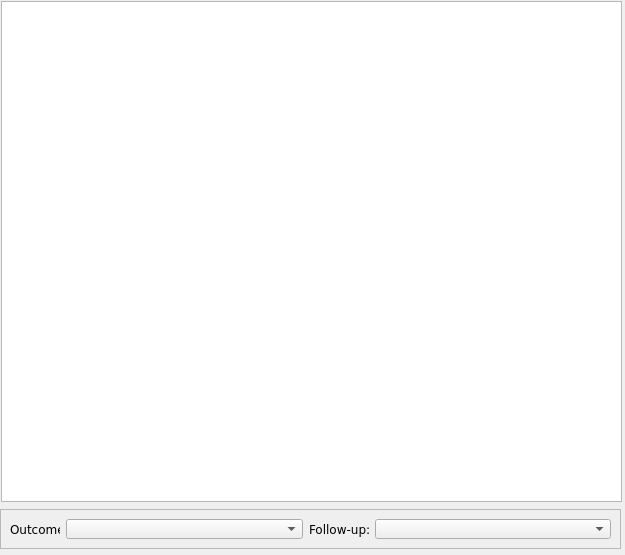
Before: the Qt Designer form src/rc_metastudio/forms/network_view_window.ui in AliSalman-et-al/openmeta-analyst-community, drawn with Qt 5.
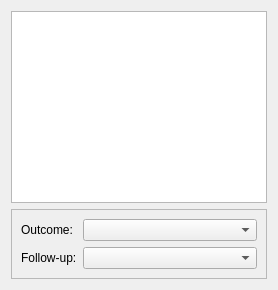
After: the same form once the commit is applied.

The edit to the form file:
```diff
--- a/src/rc_metastudio/forms/network_view_window.ui
+++ b/src/rc_metastudio/forms/network_view_window.ui
@@ -1,88 +1,42 @@
 <ui version="4.0" >
  <class>network_view_dialog</class>
- <widget class="QDialog" name="network_view_dialog" >
-  <property name="geometry" >
-   <rect>
-    <x>0</x>
-    <y>0</y>
-    <width>625</width>
-    <height>555</height>
-   </rect>
-  </property>
-  <property name="maximumSize" >
-   <size>
-    <width>625</width>
-    <height>555</height>
-   </size>
-  </property>
-  <property name="font" >
-   <font>
-    <family>Verdana</family>
-   </font>
-  </property>
-  <property name="windowTitle" >
-   <string>Network</string>
-  </property>
-  <widget class="QFrame" name="frame" >
-   <property name="geometry" >
-    <rect>
-     <x>0</x>
-     <y>509</y>
-     <width>621</width>
-     <height>40</height>
-    </rect>
-   </property>
-   <property name="frameShape" >
-    <enum>QFrame::StyledPanel</enum>
-   </property>
-   <property name="frameShadow" >
-    <enum>QFrame::Raised</enum>
-   </property>
-   <layout class="QHBoxLayout" name="horizontalLayout" >
-    <item>
-     <widget class="QLabel" name="label_3" >
-      <property name="maximumSize" >
-       <size>
-        <width>50</width>
-        <height>16777215</height>
-       </size>
-      </property>
-      <property name="text" >
-       <string>Outcome:</string>
-      </property>
-     </widget>
-    </item>
-    <item>
-     <widget class="QComboBox" name="outcome_cbo_box" />
-    </item>
-    <item>
-     <widget class="QLabel" name="label_4" >
-      <property name="maximumSize" >
-       <size>
-        <width>60</width>
-        <height>16777215</height>
-       </size>
-      </property>
-      <property name="text" >
-       <string>Follow-up:</string>
-      </property>
-     </widget>
-    </item>
-    <item>
-     <widget class="QComboBox" name="follow_up_cbo_box" />
-    </item>
-   </layout>
-  </widget>
-  <widget class="QGraphicsView" name="network_viewer" >
-   <property name="geometry" >
-    <rect>
-     <x>1</x>
-     <y>1</y>
-     <width>621</width>
-     <height>501</height>
-    </rect>
-   </property>
-  </widget>
+ <widget class="QDialog" name="network_view_dialog">
+  <property name="geometry"><rect><x>0</x><y>0</y><width>0</width><height>0</height></rect></property>
+  <property name="windowTitle"><string>Network</string></property>
+  <layout class="QVBoxLayout" name="verticalLayout">
+   <item>
+    <widget class="QGraphicsView" name="network_viewer">
+     <property name="sizePolicy"><sizepolicy hsizetype="Expanding" vsizetype="Expanding"><horstretch>1</horstretch><verstretch>1</verstretch></sizepolicy></property>
+     <property name="horizontalScrollBarPolicy"><enum>Qt::ScrollBarAlwaysOff</enum></property>
+     <property name="verticalScrollBarPolicy"><enum>Qt::ScrollBarAlwaysOff</enum></property>
+     <property name="alignment"><set>Qt::AlignCenter</set></property>
+    </widget>
+   </item>
+   <item>
+    <widget class="QFrame" name="frame">
+     <property name="sizePolicy"><sizepolicy hsizetype="Preferred" vsizetype="Fixed"><horstretch>0</horstretch><verstretch>0</verstretch></sizepolicy></property>
+     <property name="frameShape"><enum>QFrame::StyledPanel</enum></property>
+     <property name="frameShadow"><enum>QFrame::Raised</enum></property>
+     <layout class="QFormLayout" name="formLayout">
+      <property name="fieldGrowthPolicy"><enum>QFormLayout::AllNonFixedFieldsGrow</enum></property>
+      <item row="0" column="0"><widget class="QLabel" name="label_3"><property name="text"><string>Outcome:</string></property><property name="buddy"><cstring>outcome_cbo_box</cstring></property></widget></item>
+      <item row="0" column="1">
+       <widget class="QComboBox" name="outcome_cbo_box">
+        <property name="sizePolicy"><sizepolicy hsizetype="Preferred" vsizetype="Fixed"><horstretch>0</horstretch><verstretch>0</verstretch></sizepolicy></property>
+        <property name="sizeAdjustPolicy"><enum>QComboBox::AdjustToContents</enum></property>
+       </widget>
+      </item>
+      <item row="1" column="0"><widget class="QLabel" name="label_4"><property name="text"><string>Follow-up:</string></property><property name="buddy"><cstring>follow_up_cbo_box</cstring></property></widget></item>
+      <item row="1" column="1">
+       <widget class="QComboBox" name="follow_up_cbo_box">
+        <property name="sizePolicy"><sizepolicy hsizetype="Preferred" vsizetype="Fixed"><horstretch>0</horstretch><verstretch>0</verstretch></sizepolicy></property>
+        <property name="sizeAdjustPolicy"><enum>QComboBox::AdjustToContents</enum></property>
+       </widget>
+      </item>
+     </layout>
+    </widget>
+   </item>
+  </layout>
  </widget>
  <resources/>
  <connections/>
```
Left out of the diff: 4 changed lines with no effect on the pictures.
